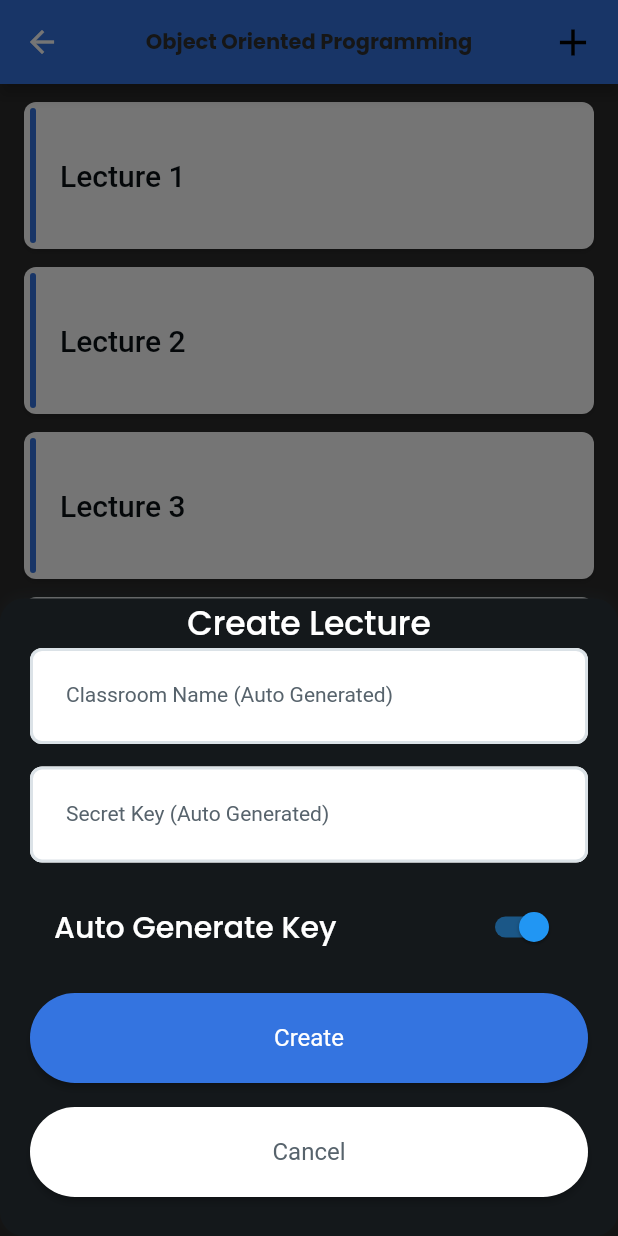
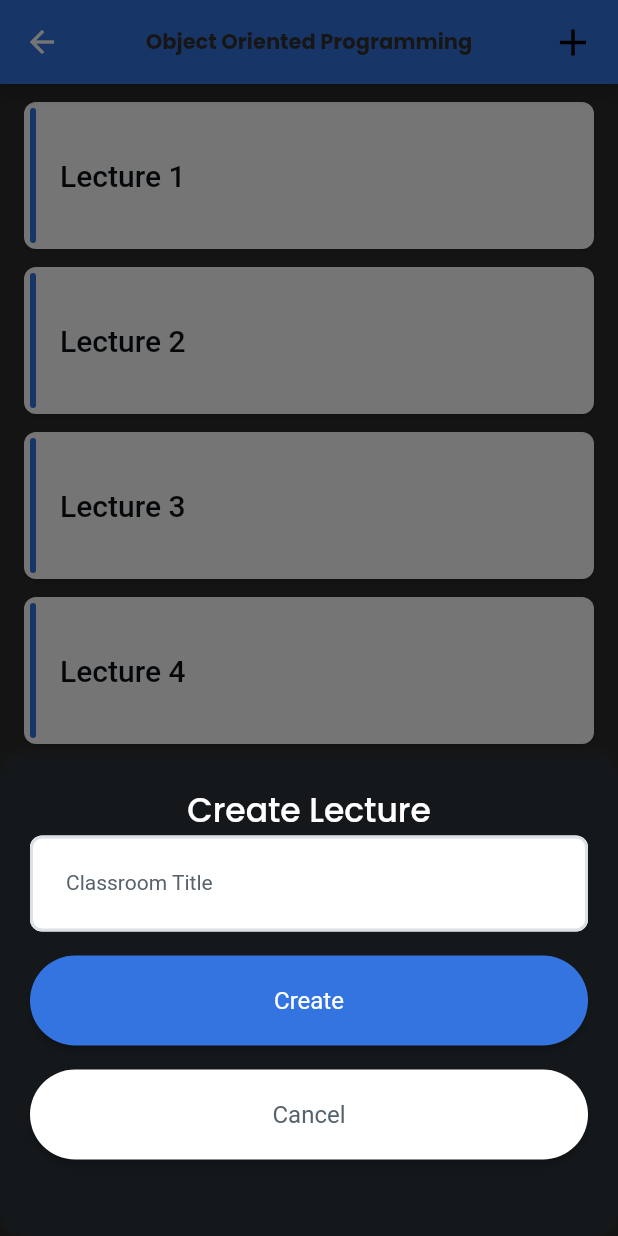
Before and after one commit to fsmiljkovski/diss_prototype, a Flutter app: the ClassHomeScreenLecturerWidget screen opened directly, after a tap on the "add" icon, on a phone screen of 412 x 824 dp. Run offline on Flutter 3.47's test engine with Material 2 defaults, Android fonts, the phone set to English and light mode, and no system bars; drawn by our look-alikes of auto_size_text; our stand-ins replace built_collection, built_value, cloud_firestore, easy_debounce, firebase_auth, firebase_core and 11 more; missing offline and left inert: cloud_firestore_web, firebase_auth_web, firebase_core_web, google_sign_in_web, json_path, sign_in_with_apple_web; accounts and stored records are empty; generated files the repository leaves out were written again; Roboto replaces fonts that are missing (Lexend Deca).

Commit message:
Writing Data to DB

```diff
--- a/lib/components/create_lecture_name_widget.dart
+++ /dev/null
@@ -1,67 +0,0 @@
-import '../flutter_flow/flutter_flow_theme.dart';
-import 'package:flutter/material.dart';
-
-class CreateLectureNameWidget extends StatefulWidget {
-  const CreateLectureNameWidget({Key key}) : super(key: key);
-
-  @override
-  _CreateLectureNameWidgetState createState() =>
-      _CreateLectureNameWidgetState();
-}
-
-class _CreateLectureNameWidgetState extends State<CreateLectureNameWidget> {
-  TextEditingController emailAddressController;
-
-  @override
-  void initState() {
-    super.initState();
-    emailAddressController = TextEditingController();
-  }
-
-  @override
-  Widget build(BuildContext context) {
-    return TextFormField(
-      controller: emailAddressController,
-      obscureText: false,
-      decoration: InputDecoration(
-        labelText: 'Classroom Name (Auto Generated)',
-        labelStyle: FlutterFlowTheme.bodyText1.override(
-              fontFamily: 'Lexend Deca',
-              color: Color(0xFF57636C),
-              fontSize: 14,
-              fontWeight: FontWeight.normal,
-            ),
-        hintText: 'Auto generated in increments',
-        hintStyle: FlutterFlowTheme.bodyText1.override(
-              fontFamily: 'Lexend Deca',
-              color: Color(0xFF57636C),
-              fontSize: 14,
-              fontWeight: FontWeight.normal,
-            ),
-        enabledBorder: OutlineInputBorder(
-          borderSide: BorderSide(
-            color: Color(0xFFDBE2E7),
-            width: 2,
-          ),
-          borderRadius: BorderRadius.circular(8),
-        ),
-        focusedBorder: OutlineInputBorder(
-          borderSide: BorderSide(
-            color: Color(0xFFDBE2E7),
-            width: 2,
-          ),
-          borderRadius: BorderRadius.circular(8),
-        ),
-        filled: true,
-        fillColor: Colors.white,
-        contentPadding: EdgeInsetsDirectional.fromSTEB(24, 24, 20, 24),
-      ),
-      style: FlutterFlowTheme.bodyText1.override(
-            fontFamily: 'Lexend Deca',
-            color: Color(0xFF1D2429),
-            fontSize: 14,
-            fontWeight: FontWeight.normal,
-          ),
-    );
-  }
-}
--- a/lib/components/create_lecture_widget.dart
+++ b/lib/components/create_lecture_widget.dart
@@ -20,7 +20,6 @@ class _CreateLectureWidgetState extends State<CreateLectureWidget> {
   @override
   Widget build(BuildContext context) {
     return TextFormField(
-      controller: emailAddressController,
       obscureText: false,
       decoration: InputDecoration(
         labelText: 'Secret Key (Auto Generated)',
--- a/lib/components/create_new_lecture_widget.dart
+++ b/lib/components/create_new_lecture_widget.dart
@@ -1,10 +1,14 @@
-import '../components/create_lecture_name_widget.dart';
+import 'package:diss_prototype/auth/auth_util.dart';
+
 import '../components/create_lecture_widget.dart';
 import '../flutter_flow/flutter_flow_theme.dart';
 import '../flutter_flow/flutter_flow_util.dart';
 import '../flutter_flow/flutter_flow_widgets.dart';
-import '../questions_page/questions_page_widget.dart';
+
+import 'dart:math';
 import 'package:flutter/material.dart';
+import 'package:cloud_firestore/cloud_firestore.dart';
+import 'package:firebase_core/firebase_core.dart';
 
 class CreateNewLectureWidget extends StatefulWidget {
   const CreateNewLectureWidget({Key key}) : super(key: key);
@@ -14,13 +18,18 @@ class CreateNewLectureWidget extends StatefulWidget {
 }
 
 class _CreateNewLectureWidgetState extends State<CreateNewLectureWidget> {
-  bool switchListTileValue;
+  TextEditingController classroomtitlecontroller = TextEditingController();
+
+  String generateRandomNumber() {
+    String code = Random().nextInt(999999).toString().padLeft(6, '0');
+    return code;
+  }
 
   @override
   Widget build(BuildContext context) {
     return Container(
       width: double.infinity,
-      height: 425,
+      height: 320,
       decoration: BoxDecoration(
         color: Color(0xFF14181B),
         boxShadow: [
@@ -34,7 +43,7 @@ class _CreateNewLectureWidgetState extends State<CreateNewLectureWidget> {
         shape: BoxShape.rectangle,
       ),
       child: Padding(
-        padding: EdgeInsetsDirectional.fromSTEB(20, 0, 20, 20),
+        padding: EdgeInsetsDirectional.fromSTEB(20, 20, 20, 20),
         child: Column(
           mainAxisSize: MainAxisSize.max,
           children: [
@@ -45,42 +54,58 @@ class _CreateNewLectureWidgetState extends State<CreateNewLectureWidget> {
                 color: Colors.white,
               ),
             ),
-            CreateLectureNameWidget(),
-            Padding(
-              padding: EdgeInsetsDirectional.fromSTEB(0, 15, 0, 0),
-              child: CreateLectureWidget(),
-            ),
-            Padding(
-              padding: EdgeInsetsDirectional.fromSTEB(0, 15, 0, 0),
-              child: SwitchListTile(
-                value: switchListTileValue ??= true,
-                onChanged: (newValue) =>
-                    setState(() => switchListTileValue = newValue),
-                title: Text(
-                  'Auto Generate Key',
-                  style: FlutterFlowTheme.title3.override(
-                    fontFamily: 'Poppins',
-                    color: Colors.white,
+            TextFormField(
+              obscureText: false,
+              controller: classroomtitlecontroller,
+              decoration: InputDecoration(
+                labelText: 'Classroom Title',
+                labelStyle: FlutterFlowTheme.bodyText1.override(
+                  fontFamily: 'Lexend Deca',
+                  color: Color(0xFF57636C),
+                  fontSize: 14,
+                  fontWeight: FontWeight.normal,
+                ),
+                hintText: 'Title of Lecture',
+                hintStyle: FlutterFlowTheme.bodyText1.override(
+                  fontFamily: 'Lexend Deca',
+                  color: Color(0xFF57636C),
+                  fontSize: 14,
+                  fontWeight: FontWeight.normal,
+                ),
+                enabledBorder: OutlineInputBorder(
+                  borderSide: BorderSide(
+                    color: Color(0xFFDBE2E7),
+                    width: 2,
                   ),
+                  borderRadius: BorderRadius.circular(8),
                 ),
-                tileColor: Color(0xFFF5F5F5),
-                dense: false,
-                controlAffinity: ListTileControlAffinity.trailing,
+                focusedBorder: OutlineInputBorder(
+                  borderSide: BorderSide(
+                    color: Color(0xFFDBE2E7),
+                    width: 2,
+                  ),
+                  borderRadius: BorderRadius.circular(8),
+                ),
+                filled: true,
+                fillColor: Colors.white,
+                contentPadding: EdgeInsetsDirectional.fromSTEB(24, 24, 20, 24),
+              ),
+              style: FlutterFlowTheme.bodyText1.override(
+                fontFamily: 'Lexend Deca',
+                color: Color(0xFF1D2429),
+                fontSize: 14,
+                fontWeight: FontWeight.normal,
               ),
             ),
             Padding(
               padding: EdgeInsetsDirectional.fromSTEB(0, 16, 0, 0),
               child: FFButtonWidget(
                 onPressed: () async {
-                  await Navigator.push(
-                    context,
-                    PageTransition(
-                      type: PageTransitionType.topToBottom,
-                      duration: Duration(milliseconds: 300),
-                      reverseDuration: Duration(milliseconds: 300),
-                      child: QuestionsPageWidget(),
-                    ),
-                  );
+                  FirebaseFirestore.instance.collection('Lectures').add({
+                    'ClassroomTitle': classroomtitlecontroller.text,
+                    'SecretKey': generateRandomNumber(),
+                    'Professor': currentUserDisplayName
+                  });
                 },
                 text: 'Create',
                 options: FFButtonOptions(
--- a/lib/components/menu_widget.dart
+++ b/lib/components/menu_widget.dart
@@ -79,7 +79,7 @@ class _MenuWidgetState extends State<MenuWidget> {
                         options: FFButtonOptions(
                           width: 130,
                           height: 40,
-                          color: FlutterFlowTheme.primaryColor,
+                          color: Color(0xFFDE1212),
                           textStyle: FlutterFlowTheme.subtitle2.override(
                             fontFamily: 'Poppins',
                             color: Color(0xFF14181B),
@@ -136,7 +136,7 @@ class _MenuWidgetState extends State<MenuWidget> {
                         options: FFButtonOptions(
                           width: 150,
                           height: 40,
-                          color: Color(0xFFDE1212),
+                          color: FlutterFlowTheme.primaryColor,
                           textStyle: FlutterFlowTheme.subtitle2.override(
                             fontFamily: 'Poppins',
                             color: Color(0xFF303030),
```
Also changed, not shown: lib/components/ask_question_widget.dart (+6 -3 lines), lib/components/class_key_widget.dart (deleted, +0 -70 lines), lib/components/class_name_widget.dart (deleted, +0 -66 lines), lib/components/create_class_widget.dart (+60 -23 lines), lib/login_student/login_student_widget.dart (+12 -1 lines).
